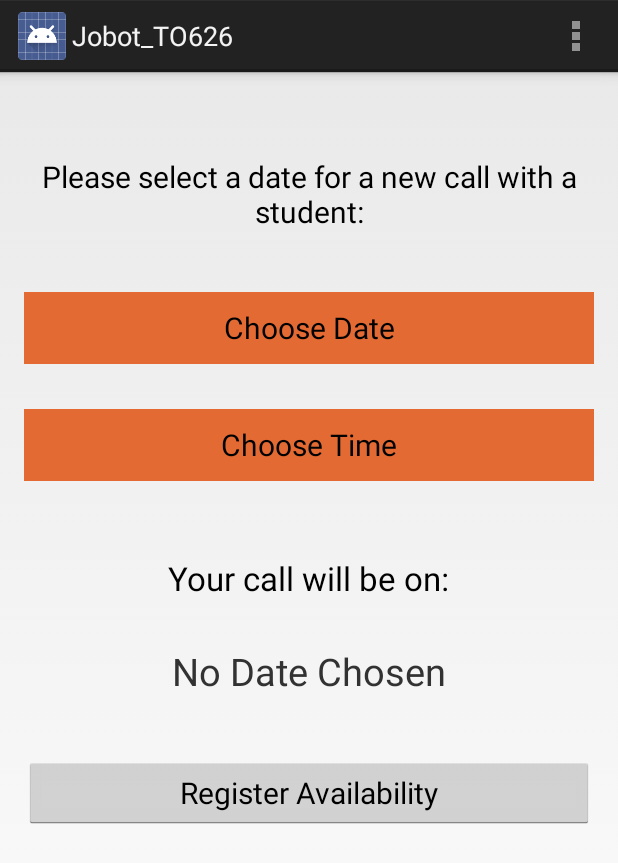
After one commit to LeoSanada/Jobot_TO626, an Android app: the ScheduleProfActvity screen opened directly, with no data from a screen before it, on a phone screen of 412 x 824 dp. The commit adds this screen. Shown: the top 863 px of the screen. Run offline under Robolectric (Android 15) with nearby library versions, the phone set to English and light mode, and no system bars.

Commit message:
New Professional Activities Added

```diff
--- a/app/src/main/AndroidManifest.xml
+++ b/app/src/main/AndroidManifest.xml
@@ -27,7 +27,9 @@
         <activity android:name=".JobActivity" />
         <activity android:name=".MeetActivity" />
         <activity android:name=".SchedulingActivity" />
-        <activity android:name=".WikiDbActivity"></activity>
+        <activity android:name=".WikiDbActivity" />
+        <activity android:name=".ProfessionalMainActivity" />
+        <activity android:name=".ScheduleProfActvity"></activity>
     </application>
 
 </manifest>
--- a/app/src/main/java/com/example/ryo/jobot_to626/BasicActivity.java
+++ b/app/src/main/java/com/example/ryo/jobot_to626/BasicActivity.java
@@ -118,7 +118,7 @@ public class BasicActivity extends Activity implements View.OnClickListener {
             Intent intent = new Intent(BasicActivity.this, AssessmentActivity.class);
             startActivity(intent);
         } else {
-            Intent intent = new Intent(BasicActivity.this, HistoryActivity.class);
+            Intent intent = new Intent(BasicActivity.this, ProfessionalMainActivity.class);
             startActivity(intent);
         }
 
--- a/app/src/main/java/com/example/ryo/jobot_to626/LoginActivity.java
+++ b/app/src/main/java/com/example/ryo/jobot_to626/LoginActivity.java
@@ -167,7 +167,7 @@ public class LoginActivity extends Activity implements View.OnClickListener{
                                     } else {
                                         Toast.makeText(LoginActivity.this, "Go to Professional Page", Toast.LENGTH_SHORT).show();
 
-                                        Intent intent = new Intent(LoginActivity.this, HistoryActivity.class);
+                                        Intent intent = new Intent(LoginActivity.this, ProfessionalMainActivity.class);
                                         startActivity(intent);
                                     }
                                 }
--- /dev/null
+++ b/app/src/main/java/com/example/ryo/jobot_to626/ScheduleProfActvity.java
@@ -0,0 +1,172 @@
+package com.example.ryo.jobot_to626;
+
+import android.app.Activity;
+import android.app.DatePickerDialog;
+import android.app.TimePickerDialog;
+import android.content.Intent;
+import android.support.v7.app.AppCompatActivity;
+import android.os.Bundle;
+import android.view.Menu;
+import android.view.MenuItem;
+import android.view.View;
+import android.widget.Button;
+import android.widget.DatePicker;
+import android.widget.TextView;
+import android.widget.TimePicker;
+import android.widget.Toast;
+
+import java.text.DateFormat;
+import java.text.SimpleDateFormat;
+import java.util.Calendar;
+
+public class ScheduleProfActvity extends Activity {
+
+    DateFormat formatDateTime = DateFormat.getDateTimeInstance();
+    //    DateFormat df = new
+    Button TimeButt;
+    Button DateButt;
+    Button CallButt;
+    Integer a;
+    String new_date;
+    SimpleDateFormat sdf = new SimpleDateFormat("dd/mm/yyyy hh:mm aa");
+    TextView text;
+    Calendar dateTime = Calendar.getInstance();
+
+
+    @Override
+    protected void onCreate(Bundle savedInstanceState) {
+        super.onCreate(savedInstanceState);
+        setContentView(R.layout.activity_schedule_prof_actvity);
+        a=0;
+
+        text = (TextView) findViewById(R.id.date_time_text);
+
+        //BUTTON TO SET TIME
+        TimeButt = (Button) findViewById(R.id.time_button);
+        TimeButt.setOnClickListener(new View.OnClickListener()
+        {
+            @Override
+            public void onClick(View v)
+            {
+                updateTime();
+                a=1;
+            }
+        });
+
+
+        //BUTTON TO SET DATE
+        DateButt = (Button) findViewById(R.id.date_button);
+        DateButt.setOnClickListener(new View.OnClickListener()
+        {
+            @Override
+            public void onClick(View v)
+            {
+                updateDate();
+                a=1;
+            }
+        });
+
+
+        //BUTTON TO GO TO 'PHONE' ACTIVITY (SHOULD ADD IF STATEMENT FOR WHEN USER HAS NOT INPUT ITS DATE)
+        CallButt = (Button) findViewById(R.id.call_butt);
+        CallButt.setOnClickListener(new View.OnClickListener()
+        {
+            @Override
+            public void onClick(View v)
+            {
+
+                Toast.makeText(ScheduleProfActvity.this, "Your Availability was Registered!", Toast.LENGTH_SHORT).show();
+                Intent newPage = new Intent(ScheduleProfActvity.this, ProfessionalMainActivity.class);
+                startActivity(newPage);
+            }
+        });
+
+
+        if (a.equals(1))
+        {
+            updateTextLabel();
+        }
+    }
+
+
+
+
+    /////////////////////////////////////
+    // CREATE DIALOG FOR PICKING DATES //
+    /////////////////////////////////////
+
+    private void updateDate()
+    {
+        new DatePickerDialog(this, d, dateTime.get(Calendar.YEAR),dateTime.get(Calendar.MONTH),dateTime.get(Calendar.DAY_OF_MONTH)).show();
+    }
+
+    DatePickerDialog.OnDateSetListener d = new DatePickerDialog.OnDateSetListener()
+    {
+        @Override
+        public void onDateSet(DatePicker view, int year, int month, int dayOfMonth)
+        {
+            dateTime.set(Calendar.YEAR, year);
+            dateTime.set(Calendar.MONTH, month);
+            dateTime.set(Calendar.DAY_OF_MONTH, dayOfMonth);
+            updateTextLabel();
+        }
+    };
+
+
+    ///////////////////////////////////
+    // CREATE DIALOG FOR PICKING TIME //
+    ///////////////////////////////////
+
+    private void updateTime()
+    {
+        new TimePickerDialog(this, t, dateTime.get(Calendar.HOUR_OF_DAY), dateTime.get(Calendar.MINUTE),true).show();
+    }
+
+    TimePickerDialog.OnTimeSetListener t= new TimePickerDialog.OnTimeSetListener()
+    {
+        @Override
+        public void onTimeSet(TimePicker view, int hourOfDay, int minute)
+        {
+            dateTime.set(Calendar.HOUR_OF_DAY, hourOfDay);
+            dateTime.set(Calendar.MINUTE, minute);
+            updateTextLabel();
+        }
+
+    };
+
+
+    // UPDATE TEXT EVERYTIME USER PICS A TIME & DATE
+    private void updateTextLabel()
+    {
+        new_date = formatDateTime.format(dateTime.getTime());
+        new_date= new_date.substring(0, new_date.length()-6) + new_date.substring(new_date.length()-3, new_date.length()) ;
+        text.setText(new_date);
+
+    }
+
+    /////////////////////////////////
+    /////////   MENU   /////////////
+    /////////////////////////////////
+
+    @Override
+    public boolean onCreateOptionsMenu(Menu menu) {
+        getMenuInflater().inflate(R.menu.menu, menu);
+        return super.onCreateOptionsMenu(menu);
+    }
+
+    @Override
+    public boolean onOptionsItemSelected(MenuItem item)
+    {
+
+        if (item.getItemId() == R.id.logout_menu) {
+            startActivity(new Intent(this, LoginActivity.class));
+
+        }
+        return super.onOptionsItemSelected(item);
+
+    }
+
+
+
+
+}
--- /dev/null
+++ b/app/src/main/res/layout/activity_schedule_prof_actvity.xml
@@ -0,0 +1,84 @@
+<?xml version="1.0" encoding="utf-8"?>
+<RelativeLayout xmlns:android="http://schemas.android.com/apk/res/android"
+    xmlns:tools="http://schemas.android.com/tools"
+    android:id="@+id/activity_schedule_prof_actvity"
+    android:layout_width="match_parent"
+    android:layout_height="match_parent"
+    android:paddingBottom="@dimen/activity_vertical_margin"
+    android:paddingLeft="@dimen/activity_horizontal_margin"
+    android:paddingRight="@dimen/activity_horizontal_margin"
+    android:paddingTop="@dimen/activity_vertical_margin"
+    tools:context="com.example.ryo.jobot_to626.ScheduleProfActvity">
+
+
+    <LinearLayout
+        android:orientation="vertical"
+        android:layout_width="match_parent"
+        android:layout_height="match_parent"
+        android:layout_centerVertical="true"
+        android:layout_centerHorizontal="true">
+
+        <TextView
+            android:layout_width="match_parent"
+            android:layout_height="wrap_content"
+            android:textAppearance="?android:attr/textAppearanceLarge"
+            android:text="Please select a date for a new call with a student:"
+            android:id="@+id/scheduling_page"
+            android:layout_gravity="center_horizontal"
+            android:textSize="20dp"
+            android:textAlignment="center"
+            android:layout_marginTop="40dp"/>
+
+        <Button
+            android:layout_width="match_parent"
+            android:layout_height="wrap_content"
+            android:text="Choose Date"
+            android:id="@+id/date_button"
+            android:layout_gravity="center_horizontal"
+            android:textSize="20dp"
+            android:padding="10dp"
+            android:layout_marginTop="40dp"
+            android:background="#FFE46A34" />
+
+        <Button
+            android:layout_width="match_parent"
+            android:layout_height="wrap_content"
+            android:text="Choose Time"
+            android:id="@+id/time_button"
+            android:layout_gravity="center_horizontal"
+            android:padding="10dp"
+            android:textSize="20dp"
+            android:layout_marginTop="30dp"
+            android:background="#FFE46A34" />
+
+        <TextView
+            android:layout_width="wrap_content"
+            android:layout_height="wrap_content"
+            android:textAppearance="?android:attr/textAppearanceLarge"
+            android:text="Your call will be on:"
+            android:id="@+id/textView"
+            android:layout_gravity="center_horizontal"
+            android:layout_marginTop="50dp" />
+
+        <TextView
+            android:layout_width="wrap_content"
+            android:layout_height="wrap_content"
+            android:textAppearance="?android:attr/textAppearanceSmall"
+            android:text="No Date Chosen"
+            android:id="@+id/date_time_text"
+            android:layout_gravity="bottom|center_horizontal"
+            android:layout_marginTop="30dp"
+            android:textSize="25dp" />
+
+        <Button
+            android:layout_width="match_parent"
+            android:layout_height="wrap_content"
+            android:text="Register Availability"
+            android:id="@+id/call_butt"
+            android:layout_gravity="center_horizontal"
+            android:layout_marginTop="40dp"
+            android:textSize="20dp" />
+
+
+    </LinearLayout>
+</RelativeLayout>
```
Also changed, not shown: app/build.gradle (+4 -3 lines), app/src/main/java/com/example/ryo/jobot_to626/ProfessionalMainActivity.java (added, +84 -0 lines), app/src/main/res/layout/activity_professional_main.xml (added, +66 -0 lines), app/src/main/res/drawable/jobot_two.jpg (added).
